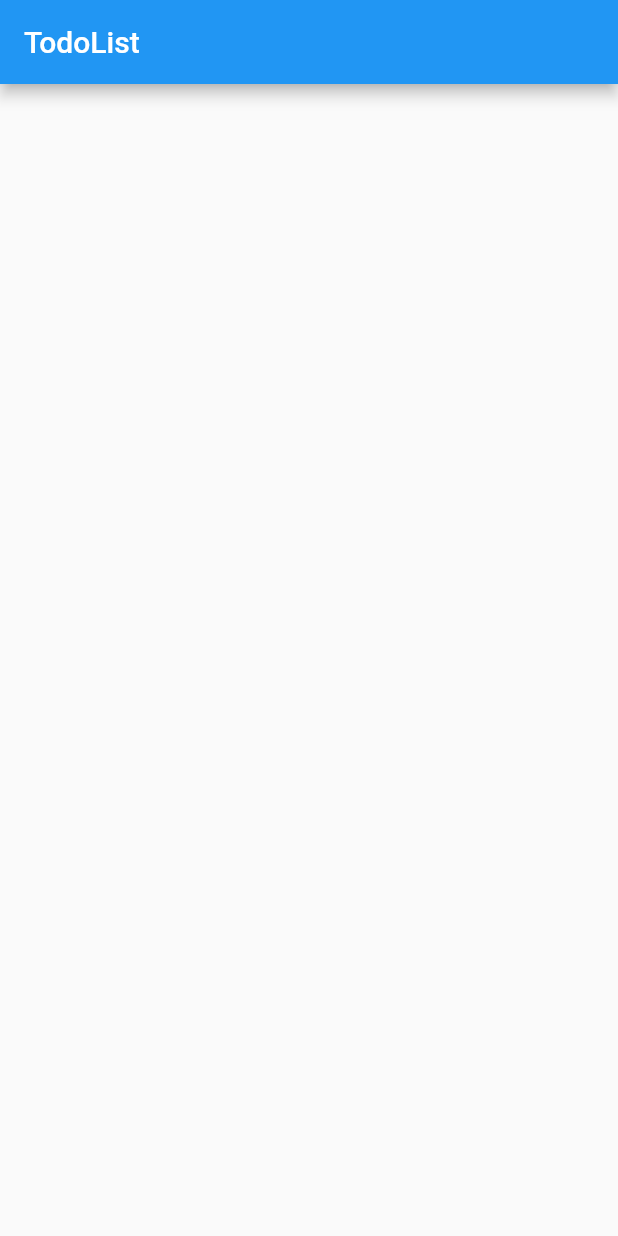
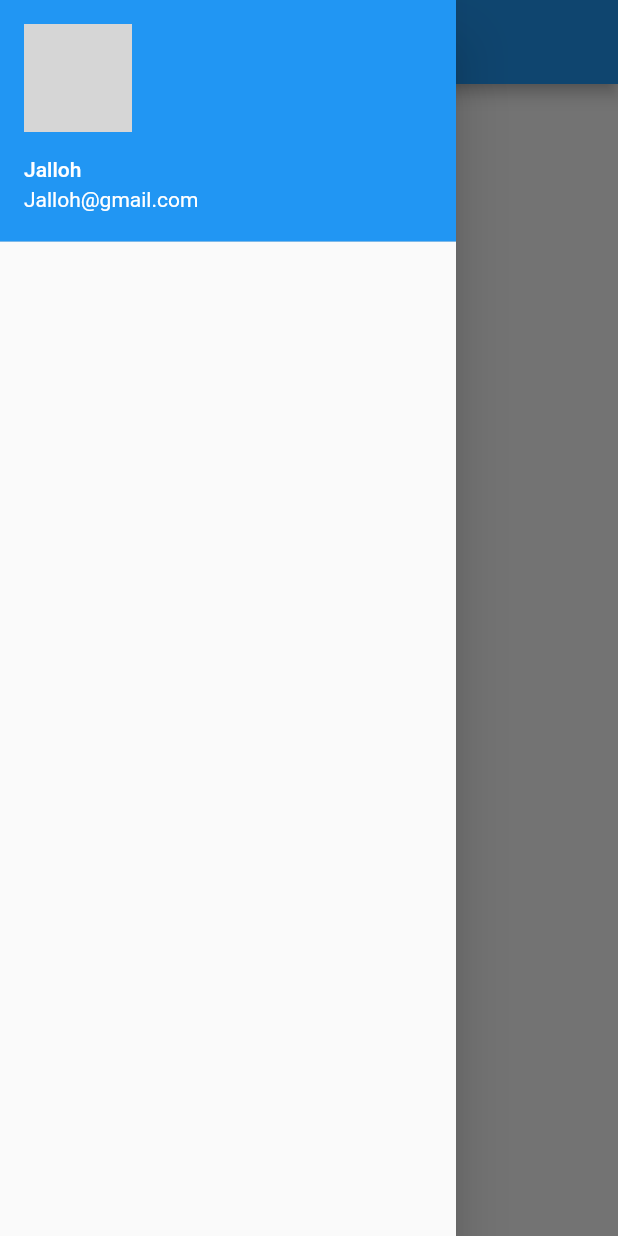
Before and after one commit to Codewithjalloh/dolist_sqllite_app, a Flutter app: the screen it shows after launch, with the side drawer open (before the commit the screen has no drawer), on a phone screen of 412 x 824 dp. Run offline on Flutter 3.47's test engine with Material 2 defaults, Android fonts, the phone set to English and light mode, and no system bars; network calls fail; grey boxes are pictures that could not be loaded.

Commit message:
added a drawer

```diff
--- /dev/null
+++ b/lib/helpers/drawer_navigation.dart
@@ -0,0 +1,31 @@
+import 'package:flutter/material.dart';
+
+class DrawerNavigation extends StatefulWidget {
+  const DrawerNavigation({Key? key}) : super(key: key);
+
+  @override
+  _DrawerNavigationState createState() => _DrawerNavigationState();
+}
+
+class _DrawerNavigationState extends State<DrawerNavigation> {
+  @override
+  Widget build(BuildContext context) {
+    return Container(
+      child: Drawer(
+        child: ListView(
+          children:  [
+            UserAccountsDrawerHeader(
+              currentAccountPicture: CircleAvatar(
+                backgroundImage: NetworkImage("https://pbs.twimg.com/profile_images/378800000801493189/368c5259f60a04cadeca7e2a58d799ec_400x400.jpeg"),
+              ),
+              accountName: Text("Jalloh"),
+              accountEmail: Text("Jalloh@gmail.com"),
+              decoration: BoxDecoration(color: Colors.blue),
+            ),
+
+          ],
+        ),
+      ),
+    );
+  }
+}
--- a/lib/screen/home_screen.dart
+++ b/lib/screen/home_screen.dart
@@ -1,3 +1,4 @@
+import 'package:dolist_sqllite_app/helpers/drawer_navigation.dart';
 import 'package:flutter/material.dart';
 
 class HomeScreen extends StatefulWidget {
@@ -14,6 +15,7 @@ class _HomeScreenState extends State<HomeScreen> {
       appBar: AppBar(
         title: Text("TodoList"),
       ),
+      drawer: DrawerNavigation(),
     );
   }
 }
```
